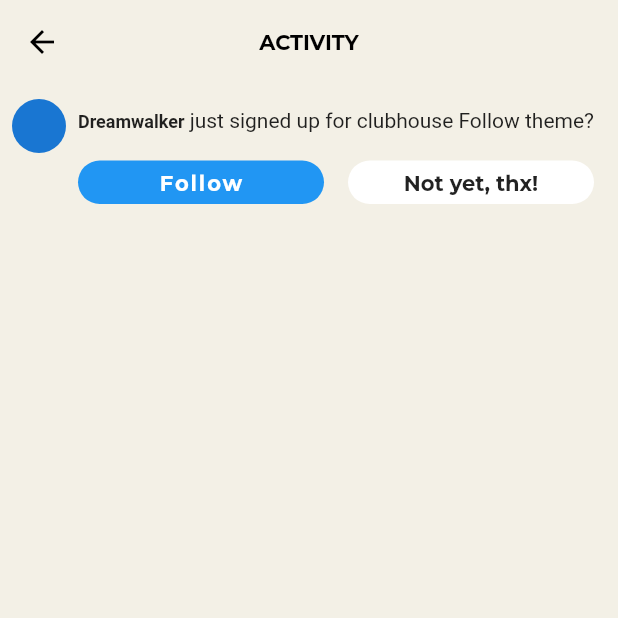
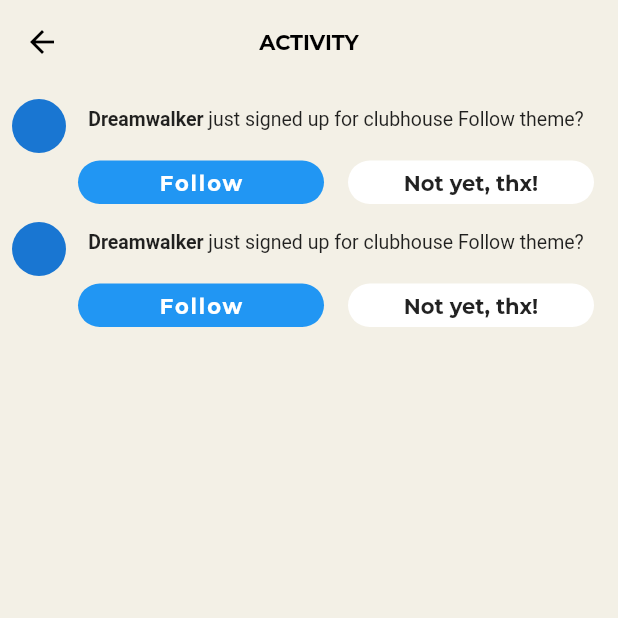
Before and after one commit to JAICHANGPARK/flutter_notebook_11th_story, a Flutter app: the NotificationPage screen opened directly, on a phone screen of 412 x 824 dp, the top half of it. Run offline on Flutter 3.47's test engine with Material 2 defaults, Android fonts, the phone set to English and light mode, and no system bars; our stand-ins replace backdrop, badges, flutter_inner_drawer, flutter_slidable, google_fonts.

Commit message:
Update notification_page.dart

```diff
--- a/lib/ep701_clubhouse/ui/notification_page.dart
+++ b/lib/ep701_clubhouse/ui/notification_page.dart
@@ -30,8 +30,6 @@ class _NotificationPageState extends State<NotificationPage> {
               children: [
                 SizedBox(
                   height: 82,
-                  child: Container(
-
                   child: Row(
                     crossAxisAlignment: CrossAxisAlignment.start,
                     children: [
@@ -50,12 +48,94 @@ class _NotificationPageState extends State<NotificationPage> {
                                       TextSpan(
                                         text: "Dreamwalker",
                                         style: TextStyle(
-                                            fontSize: 12,
+                                          fontSize: 13,
                                           fontWeight: FontWeight.bold
                                         )
                                       ),
                                       TextSpan(
-                                          text: " just signed up for clubhouse Follow theme?"
+                                        text: " just signed up for clubhouse Follow theme?",
+                                          style: TextStyle(
+                                              fontSize: 13,
+                                          )
+                                      )
+                                    ]
+                                  )),
+                                ),
+                                Expanded(
+                                  child: Padding(
+                                    padding: const EdgeInsets.symmetric(vertical: 2),
+                                    child: Row(
+                                      children: [
+                                        Expanded(child: Container(
+                                          decoration: ShapeDecoration(
+                                            shape: StadiumBorder(),
+                                            color: Colors.blue,
+                                          ),
+                                          child: Center(
+                                            child: Text("Follow",
+                                              style: GoogleFonts.montserrat(
+                                                color: Colors.white,
+                                                  letterSpacing: 1.3,
+                                                  fontWeight: FontWeight.bold
+                                              ),),
+                                          ),
+                                        ),
+
+                                        ),
+                                        SizedBox(width: 16,),
+                                        Expanded(child: Container(
+                                          decoration: ShapeDecoration(
+                                            shape: StadiumBorder(),
+                                            color: Colors.white,
+                                          ),
+                                          child: Center(
+                                            child: Text("Not yet, thx!",
+                                            style: GoogleFonts.montserrat(
+
+                                              fontWeight: FontWeight.bold
+                                            ),),
+                                          ),
+                                        )),
+                                      ],
+                                    ),
+                                  ),
+                                )
+                              ],
+                            ),
+                          ))
+                    ],
+                  ),
+                ),
+                SizedBox(
+                  height: 82,
+                  child: Container(
+                    child: Row(
+                      crossAxisAlignment: CrossAxisAlignment.start,
+                      children: [
+                        Expanded(
+                            flex: 1,
+                            child: CircleAvatar()),
+                        Expanded(
+                            flex:10,
+                            child: Padding(
+                              padding: const EdgeInsets.all(8.0),
+                              child: Column(
+                                children: [
+                                  Expanded(
+                                    child: Text.rich(TextSpan(
+                                        children: [
+                                          TextSpan(
+                                              text: "Dreamwalker",
+                                              style: TextStyle(
+                                                  fontSize: 13,
+                                                  fontWeight: FontWeight.bold
+                                              )
+                                          ),
+                                          TextSpan(
+                                              text: " just signed up for clubhouse Follow theme?",
+                                              style: TextStyle(
+                                                fontSize: 13,
+                                              )
                                           )
                                         ]
                                     )),
```
Lines whose indentation alone changed are shown as unchanged.
